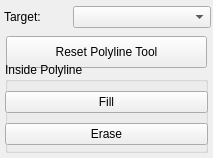
Old version of the form src/Interface/ToolInterface/PolyLineToolInterface.ui in the repository SCIInstitute/Seg3D.
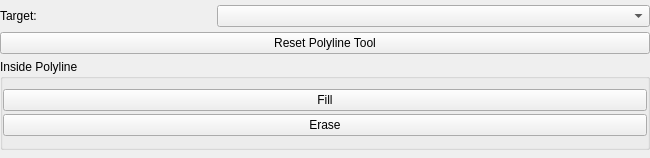
New version of the form.

Commit message: updates for all tool widgets, all of them should expand, but dont yet,

```diff
--- a/src/Interface/ToolInterface/PolyLineToolInterface.ui
+++ b/src/Interface/ToolInterface/PolyLineToolInterface.ui
@@ -6,46 +6,39 @@
    <rect>
     <x>0</x>
     <y>0</y>
-    <width>213</width>
+    <width>650</width>
     <height>158</height>
    </rect>
   </property>
   <property name="sizePolicy">
-   <sizepolicy hsizetype="Fixed" vsizetype="Fixed">
+   <sizepolicy hsizetype="Preferred" vsizetype="Fixed">
     <horstretch>0</horstretch>
     <verstretch>0</verstretch>
    </sizepolicy>
   </property>
   <property name="minimumSize">
    <size>
-    <width>213</width>
+    <width>0</width>
     <height>158</height>
    </size>
   </property>
   <property name="maximumSize">
    <size>
-    <width>213</width>
-    <height>158</height>
-   </size>
-  </property>
-  <property name="baseSize">
-   <size>
-    <width>213</width>
+    <width>16777215</width>
     <height>158</height>
    </size>
   </property>
   <property name="windowTitle">
    <string>Polyline Tool</string>
   </property>
-  <widget class="QWidget" name="layoutWidget_2">
-   <property name="geometry">
-    <rect>
-     <x>4</x>
-     <y>4</y>
-     <width>207</width>
-     <height>26</height>
-    </rect>
+  <layout class="QVBoxLayout" name="verticalLayout_2">
+   <property name="spacing">
+    <number>0</number>
    </property>
+   <property name="margin">
+    <number>0</number>
+   </property>
+   <item>
    <layout class="QHBoxLayout" name="activeHLayout" stretch="1,2">
     <property name="spacing">
      <number>0</number>
@@ -61,41 +54,57 @@
      <widget class="QComboBox" name="activeComboBox"/>
     </item>
    </layout>
-  </widget>
+   </item>
+   <item>
   <widget class="QPushButton" name="resetPLButton">
-   <property name="geometry">
-    <rect>
-     <x>6</x>
-     <y>36</y>
-     <width>201</width>
-     <height>32</height>
-    </rect>
+     <property name="sizePolicy">
+      <sizepolicy hsizetype="MinimumExpanding" vsizetype="Fixed">
+       <horstretch>0</horstretch>
+       <verstretch>0</verstretch>
+      </sizepolicy>
+     </property>
+     <property name="baseSize">
+      <size>
+       <width>650</width>
+       <height>0</height>
+      </size>
    </property>
    <property name="text">
     <string>Reset Polyline Tool</string>
    </property>
   </widget>
+   </item>
+   <item>
   <widget class="QGroupBox" name="insidePLGroupBox">
-   <property name="geometry">
-    <rect>
-     <x>5</x>
-     <y>62</y>
-     <width>203</width>
+     <property name="sizePolicy">
+      <sizepolicy hsizetype="Expanding" vsizetype="Fixed">
+       <horstretch>0</horstretch>
+       <verstretch>0</verstretch>
+      </sizepolicy>
+     </property>
+     <property name="minimumSize">
+      <size>
+       <width>0</width>
      <height>91</height>
-    </rect>
+      </size>
+     </property>
+     <property name="maximumSize">
+      <size>
+       <width>16777215</width>
+       <height>91</height>
+      </size>
    </property>
    <property name="title">
     <string>Inside Polyline</string>
    </property>
-   <widget class="QWidget" name="layoutWidget">
-    <property name="geometry">
-     <rect>
-      <x>0</x>
-      <y>22</y>
-      <width>203</width>
-      <height>69</height>
-     </rect>
-    </property>
+     <layout class="QVBoxLayout" name="verticalLayout">
+      <property name="spacing">
+       <number>0</number>
+      </property>
+      <property name="margin">
+       <number>0</number>
+      </property>
+      <item>
     <layout class="QVBoxLayout" name="insideVLayout">
      <property name="spacing">
       <number>3</number>
@@ -121,8 +130,11 @@
       </widget>
      </item>
     </layout>
-   </widget>
-  </widget>
+      </item>
+     </layout>
+    </widget>
+   </item>
+  </layout>
  </widget>
  <resources/>
  <connections/>
```
Lines whose indentation alone changed are shown as unchanged. The commit also changes 36 other files.
